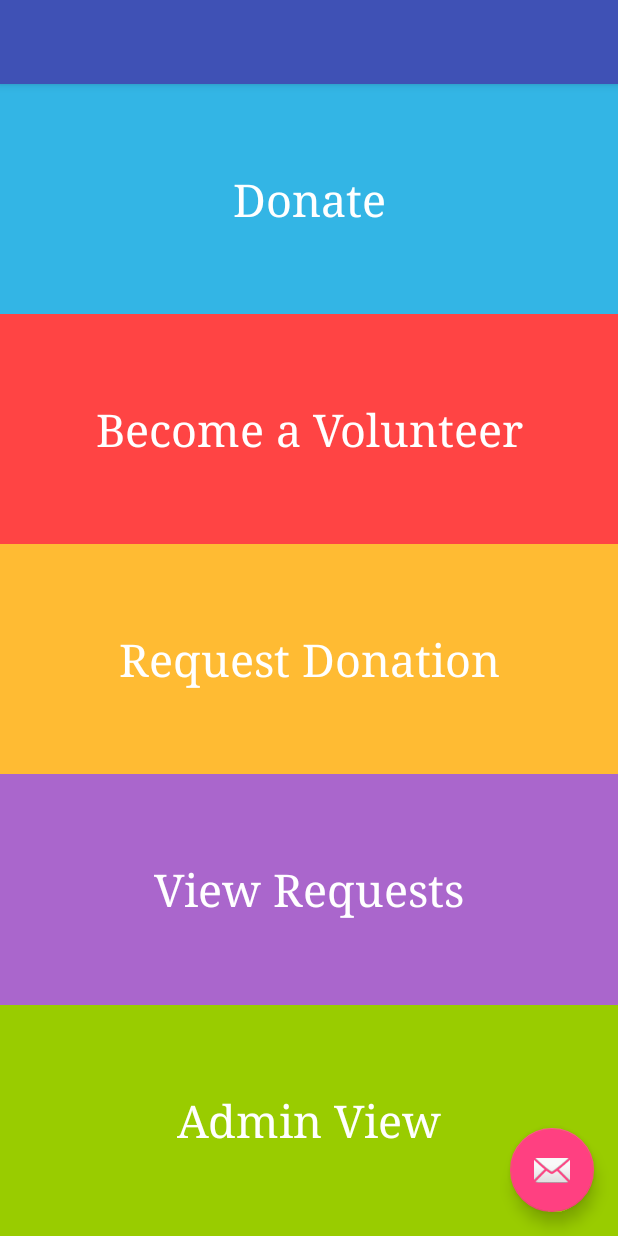
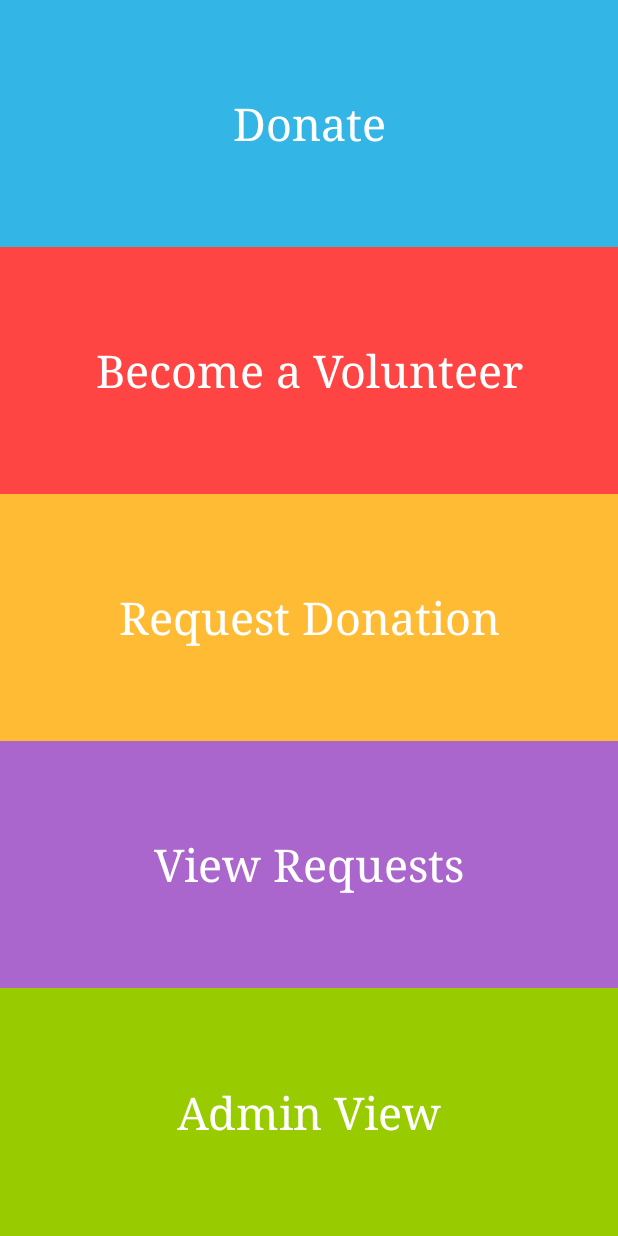
Before and after one commit to Uzair614/Donat.io, an Android app: the MainActivity screen opened directly, with no data from a screen before it, on a phone screen of 412 x 824 dp. Run offline under Robolectric (Android 15) with nearby library versions, the phone set to English and light mode, and no system bars; network calls fail; 1 statement that could not run was skipped.

Commit message:
setting background colors

```diff
--- /dev/null
+++ b/DonationApplication/app/src/main/res/drawable/my_background_gradient.xml
@@ -0,0 +1,10 @@
+<shape xmlns:android="http://schemas.android.com/apk/res/android" android:shape="rectangle" >
+    <gradient
+        android:type="radial"
+        android:centerX="50%"
+        android:centerY="50%"
+        android:startColor="#FF99DAFF"
+        android:centerColor="#FF99DAFF"
+        android:endColor="#FF456580"
+        android:gradientRadius="0"/>
+</shape>
--- a/DonationApplication/app/src/main/res/layout/activity_login.xml
+++ b/DonationApplication/app/src/main/res/layout/activity_login.xml
@@ -19,6 +19,11 @@
         android:layout_marginBottom="8dp"
         android:visibility="gone" />
 
+    <ImageView
+        android:layout_width="wrap_content"
+        android:layout_height="wrap_content"
+        android:src="@drawable/donatino_light"/>
+
     <com.google.android.gms.common.SignInButton
         android:id="@+id/sign_in_button"
         android:layout_width="wrap_content"
--- a/DonationApplication/app/src/main/res/layout/activity_main.xml
+++ b/DonationApplication/app/src/main/res/layout/activity_main.xml
@@ -7,28 +7,8 @@
     android:fitsSystemWindows="true"
     tools:context="com.example.uzairkhan.DonationApplication.MainActivity">
 
-    <android.support.design.widget.AppBarLayout
-        android:layout_width="match_parent"
-        android:layout_height="wrap_content"
-        android:theme="@style/AppTheme.AppBarOverlay">
-
-        <android.support.v7.widget.Toolbar
-            android:id="@+id/toolbar"
-            android:layout_width="match_parent"
-            android:layout_height="?attr/actionBarSize"
-            android:background="?attr/colorPrimary"
-            app:popupTheme="@style/AppTheme.PopupOverlay" />
-
-    </android.support.design.widget.AppBarLayout>
 
     <include layout="@layout/content_main" />
 
-    <android.support.design.widget.FloatingActionButton
-        android:id="@+id/fab"
-        android:layout_width="wrap_content"
-        android:layout_height="wrap_content"
-        android:layout_gravity="bottom|end"
-        android:layout_margin="@dimen/fab_margin"
-        app:srcCompat="@android:drawable/ic_dialog_email" />
 
 </android.support.design.widget.CoordinatorLayout>
--- a/DonationApplication/app/src/main/res/values/colors.xml
+++ b/DonationApplication/app/src/main/res/values/colors.xml
@@ -3,4 +3,5 @@
     <color name="colorPrimary">#3F51B5</color>
     <color name="colorPrimaryDark">#303F9F</color>
     <color name="colorAccent">#FF4081</color>
+
 </resources>
--- a/DonationApplication/app/src/main/res/values/styles.xml
+++ b/DonationApplication/app/src/main/res/values/styles.xml
@@ -1,11 +1,12 @@
 <resources>
 
     <!-- Base application theme. -->
-    <style name="AppTheme" parent="Theme.AppCompat.Light.DarkActionBar">
+    <style name="AppTheme" parent="Theme.AppCompat.Light.NoActionBar">
         <!-- Customize your theme here. -->
         <item name="colorPrimary">@color/colorPrimary</item>
         <item name="colorPrimaryDark">@color/colorPrimaryDark</item>
         <item name="colorAccent">@color/colorAccent</item>
+        <item name="android:windowBackground">@drawable/my_background_gradient</item>
     </style>
 
     <style name="AppTheme.NoActionBar">
```
Also changed, not shown: DonationApplication/app/src/main/java/com/example/uzairkhan/DonationApplication/MapActivity.java (+3 -4 lines), DonationApplication/app/src/main/res/layout/activity_add_centre.xml (+0 -7 lines), DonationApplication/app/src/main/res/layout/activity_donation_request_form.xml (+0 -8 lines), DonationApplication/app/src/main/res/layout/activity_map_activity.xml (+0 -22 lines), DonationApplication/app/src/main/res/drawable/donatino_bold.png (added), DonationApplication/app/src/main/res/drawable/donatino_light.png (added), 4 other files.
